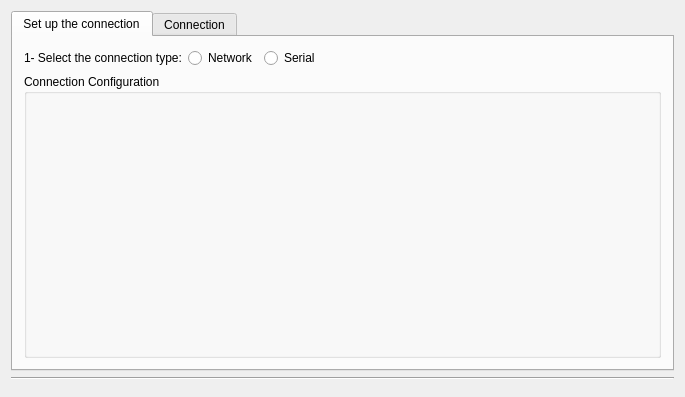
First picture: the form in RFIDMonitorDeskApp/gui/mainwindow.ui, repository CELTAB/rfidmonitor, before the edit.
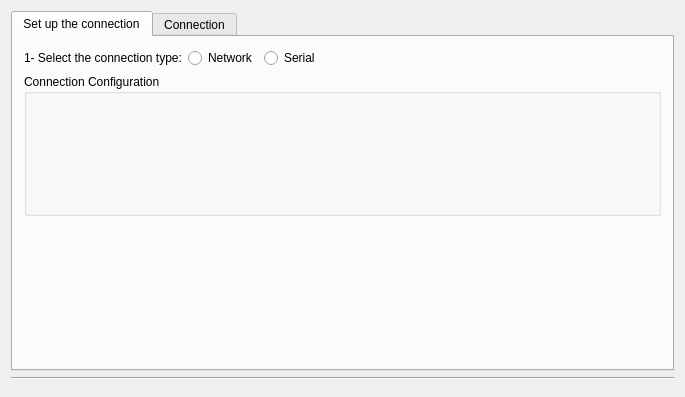
Second picture: the form after the edit.

Diff of the .ui file:
```diff
--- a/RFIDMonitorDeskApp/gui/mainwindow.ui
+++ b/RFIDMonitorDeskApp/gui/mainwindow.ui
@@ -82,6 +82,19 @@
          <layout class="QHBoxLayout" name="horizontalLayout_3"/>
         </widget>
        </item>
+       <item>
+        <spacer name="verticalSpacer">
+         <property name="orientation">
+          <enum>Qt::Vertical</enum>
+         </property>
+         <property name="sizeHint" stdset="0">
+          <size>
+           <width>20</width>
+           <height>40</height>
+          </size>
+         </property>
+        </spacer>
+       </item>
       </layout>
      </widget>
      <widget class="QWidget" name="tabConnection">
```
Left out of the diff: 2 changed lines with no effect on the pictures.
